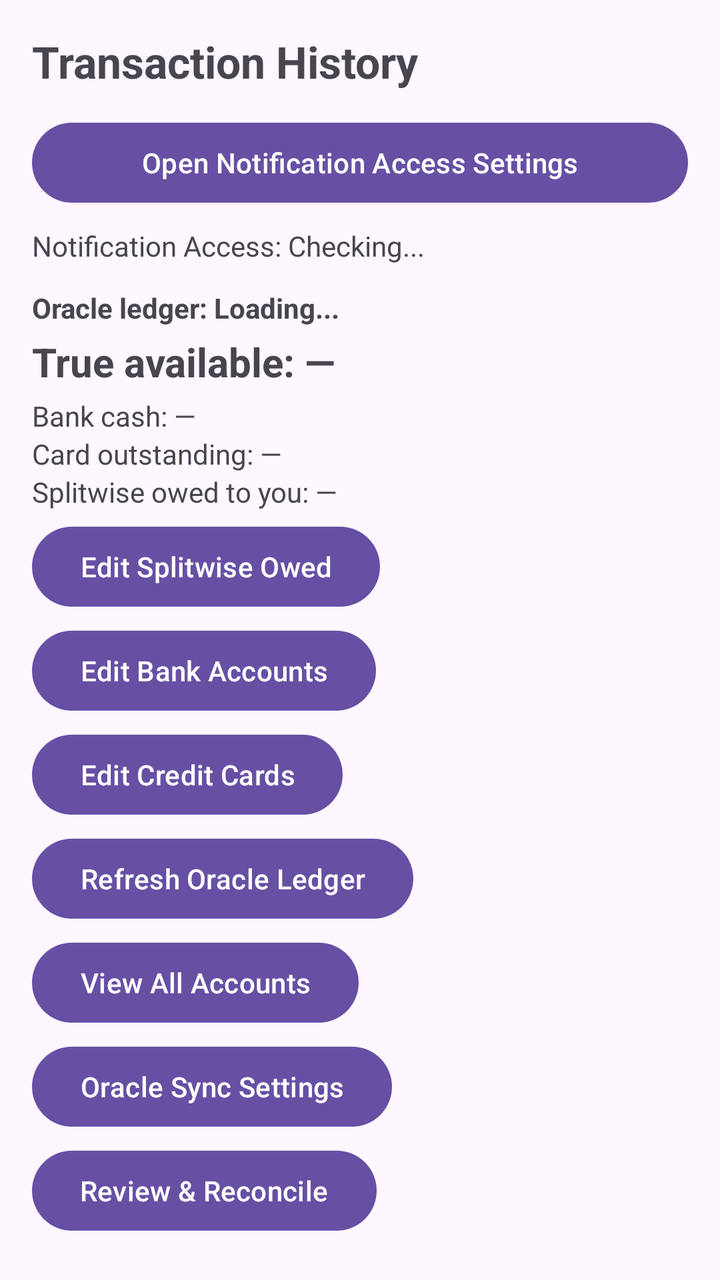
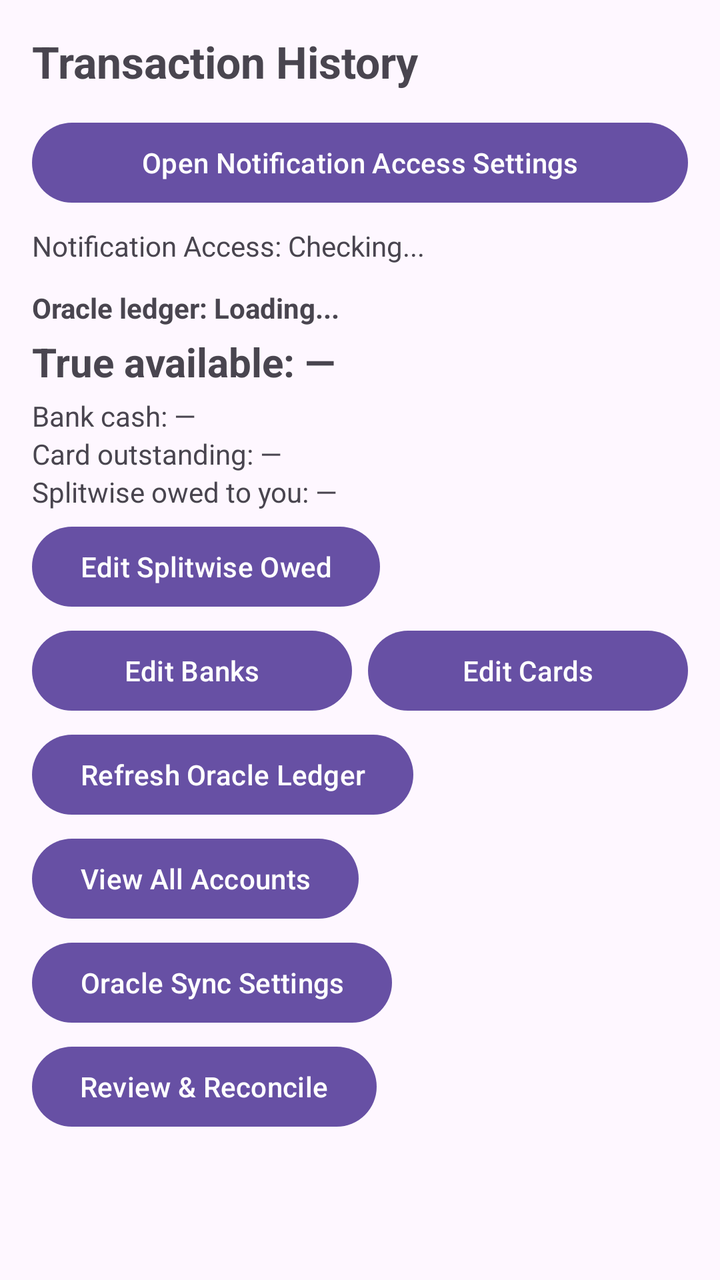

Compare the two renders of this Android layout. The source of the first and the diff that turns it into the second are given below.
<!-- AndroidManifest.xml: application theme Theme.FinanceSMSTracker -->
<!-- res/layout/activity_main.xml -->
<?xml version="1.0" encoding="utf-8"?>
<androidx.constraintlayout.widget.ConstraintLayout xmlns:android="http://schemas.android.com/apk/res/android"
    xmlns:app="http://schemas.android.com/apk/res-auto"
    xmlns:tools="http://schemas.android.com/tools"
    android:id="@+id/main"
    android:layout_width="match_parent"
    android:layout_height="match_parent"
    android:padding="16dp"
    tools:context=".MainActivity">

    <TextView
        android:id="@+id/textViewTitle"
        android:layout_width="wrap_content"
        android:layout_height="wrap_content"
        android:text="Transaction History"
        android:textSize="22sp"
        android:textStyle="bold"
        app:layout_constraintStart_toStartOf="parent"
        app:layout_constraintTop_toTopOf="parent" />

    <Button
        android:id="@+id/buttonOpenNotificationSettings"
        android:layout_width="0dp"
        android:layout_height="wrap_content"
        android:layout_marginTop="12dp"
        android:text="Open Notification Access Settings"
        app:layout_constraintEnd_toEndOf="parent"
        app:layout_constraintStart_toStartOf="parent"
        app:layout_constraintTop_toBottomOf="@id/textViewTitle" />

    <TextView
        android:id="@+id/textViewNotificationStatus"
        android:layout_width="0dp"
        android:layout_height="wrap_content"
        android:layout_marginTop="8dp"
        android:text="Notification Access: Checking..."
        android:textSize="14sp"
        app:layout_constraintEnd_toEndOf="parent"
        app:layout_constraintStart_toStartOf="parent"
        app:layout_constraintTop_toBottomOf="@id/buttonOpenNotificationSettings" />

    <LinearLayout
        android:id="@+id/oracleLedgerPanel"
        android:layout_width="0dp"
        android:layout_height="wrap_content"
        android:layout_marginTop="12dp"
        android:orientation="vertical"
        app:layout_constraintEnd_toEndOf="parent"
        app:layout_constraintStart_toStartOf="parent"
        app:layout_constraintTop_toBottomOf="@id/textViewNotificationStatus">

        <TextView
            android:id="@+id/textViewOracleStatus"
            android:layout_width="wrap_content"
            android:layout_height="wrap_content"
            android:text="Oracle ledger: Loading..."
            android:textSize="14sp"
            android:textStyle="bold" />

        <TextView
            android:id="@+id/textViewTrueAvailable"
            android:layout_width="wrap_content"
            android:layout_height="wrap_content"
            android:layout_marginTop="4dp"
            android:text="True available: —"
            android:textSize="20sp"
            android:textStyle="bold" />

        <TextView
            android:id="@+id/textViewBankCash"
            android:layout_width="wrap_content"
            android:layout_height="wrap_content"
            android:layout_marginTop="4dp"
            android:text="Bank cash: —"
            android:textSize="14sp" />

        <TextView
            android:id="@+id/textViewCardOutstanding"
            android:layout_width="wrap_content"
            android:layout_height="wrap_content"
            android:text="Card outstanding: —"
            android:textSize="14sp" />

        <TextView
            android:id="@+id/textViewSplitwiseReceivable"
            android:layout_width="wrap_content"
            android:layout_height="wrap_content"
            android:text="Splitwise owed to you: —"
            android:textSize="14sp" />

        <Button
            android:id="@+id/buttonEditSplitwise"
            android:layout_width="wrap_content"
            android:layout_height="wrap_content"
            android:layout_marginTop="4dp"
            android:text="Edit Splitwise Owed" />

        <Button
            android:id="@+id/buttonEditBankAccounts"
            android:layout_width="wrap_content"
            android:layout_height="wrap_content"
            android:layout_marginTop="4dp"
            android:text="Edit Bank Accounts" />

        <Button
            android:id="@+id/buttonEditCreditCards"
            android:layout_width="wrap_content"
            android:layout_height="wrap_content"
            android:layout_marginTop="4dp"
            android:text="Edit Credit Cards" />

        <Button
            android:id="@+id/buttonRefreshOracle"
            android:layout_width="wrap_content"
            android:layout_height="wrap_content"
            android:layout_marginTop="4dp"
            android:text="Refresh Oracle Ledger" />

        <Button
            android:id="@+id/buttonViewAccounts"
            android:layout_width="wrap_content"
            android:layout_height="wrap_content"
            android:layout_marginTop="4dp"
            android:text="View All Accounts" />

        <Button
            android:id="@+id/buttonOracleSettings"
            android:layout_width="wrap_content"
            android:layout_height="wrap_content"
            android:layout_marginTop="4dp"
            android:text="Oracle Sync Settings" />
    </LinearLayout>

    <Button
        android:id="@+id/buttonReviewReconcile"
        android:layout_width="wrap_content"
        android:layout_height="wrap_content"
        android:layout_marginTop="4dp"
        android:text="Review &amp; Reconcile"
        app:layout_constraintStart_toStartOf="parent"
        app:layout_constraintTop_toBottomOf="@id/oracleLedgerPanel" />

    <androidx.recyclerview.widget.RecyclerView
        android:id="@+id/recyclerViewTransactions"
        android:layout_width="0dp"
        android:layout_height="0dp"
        android:layout_marginTop="12dp"
        app:layout_constraintBottom_toBottomOf="parent"
        app:layout_constraintEnd_toEndOf="parent"
        app:layout_constraintStart_toStartOf="parent"
        app:layout_constraintTop_toBottomOf="@id/buttonReviewReconcile"
        tools:listitem="@layout/item_transaction" />

    <TextView
        android:id="@+id/textViewEmpty"
        android:layout_width="wrap_content"
        android:layout_height="wrap_content"
        android:text="No transactions found."
        android:textSize="16sp"
        android:visibility="gone"
        app:layout_constraintBottom_toBottomOf="parent"
        app:layout_constraintEnd_toEndOf="parent"
        app:layout_constraintStart_toStartOf="parent"
        app:layout_constraintTop_toTopOf="@id/recyclerViewTransactions" />

</androidx.constraintlayout.widget.ConstraintLayout>
<!-- res/layout/item_transaction.xml (included above) -->
<?xml version="1.0" encoding="utf-8"?>
<androidx.cardview.widget.CardView xmlns:android="http://schemas.android.com/apk/res/android"
    xmlns:app="http://schemas.android.com/apk/res-auto"
    android:layout_width="match_parent"
    android:layout_height="wrap_content"
    android:layout_marginBottom="8dp"
    app:cardCornerRadius="8dp"
    app:cardElevation="2dp">

    <LinearLayout
        android:layout_width="match_parent"
        android:layout_height="wrap_content"
        android:orientation="vertical"
        android:padding="12dp">

        <LinearLayout
            android:layout_width="match_parent"
            android:layout_height="wrap_content"
            android:orientation="horizontal">

            <TextView
                android:id="@+id/textViewMerchant"
                android:layout_width="0dp"
                android:layout_height="wrap_content"
                android:layout_weight="1"
                android:text="Merchant / Payee"
                android:textColor="@android:color/black"
                android:textSize="16sp"
                android:textStyle="bold" />

            <TextView
                android:id="@+id/textViewAmount"
                android:layout_width="wrap_content"
                android:layout_height="wrap_content"
                android:text="₹0.00"
                android:textSize="16sp"
                android:textStyle="bold" />
        </LinearLayout>

        <LinearLayout
            android:layout_width="match_parent"
            android:layout_height="wrap_content"
            android:layout_marginTop="4dp"
            android:orientation="horizontal">

            <TextView
                android:id="@+id/textViewCategory"
                android:layout_width="wrap_content"
                android:layout_height="wrap_content"
                android:background="#E0E0E0"
                android:paddingHorizontal="6dp"
                android:paddingVertical="2dp"
                android:text="CATEGORY"
                android:textSize="12sp"
                android:textStyle="bold" />

            <TextView
                android:id="@+id/textViewType"
                android:layout_width="wrap_content"
                android:layout_height="wrap_content"
                android:layout_marginStart="8dp"
                android:text="DEBIT"
                android:textSize="12sp" />

            <TextView
                android:id="@+id/textViewPaymentMethod"
                android:layout_width="0dp"
                android:layout_height="wrap_content"
                android:layout_weight="1"
                android:layout_marginStart="8dp"
                android:text="UPI"
                android:textSize="12sp" />

            <TextView
                android:id="@+id/textViewBank"
                android:layout_width="wrap_content"
                android:layout_height="wrap_content"
                android:text="HDFC"
                android:textSize="12sp" />
        </LinearLayout>

        <TextView
            android:id="@+id/textViewDateTime"
            android:layout_width="match_parent"
            android:layout_height="wrap_content"
            android:layout_marginTop="6dp"
            android:text="12 Oct 2023, 10:30 AM"
            android:textSize="11sp"
            android:textColor="@android:color/darker_gray" />

    </LinearLayout>
</androidx.cardview.widget.CardView>
<!-- resources referenced by this layout -->
<resources>
  <style name="Theme.FinanceSMSTracker" parent="Base.Theme.FinanceSMSTracker" />
  <style name="Base.Theme.FinanceSMSTracker" parent="Theme.Material3.DayNight.NoActionBar">
          
          
      </style>
</resources>

<!-- the commit's change to res/layout/activity_main.xml (unified diff, before → after) -->
@@ -95,19 +95,27 @@
             android:layout_marginTop="4dp"
             android:text="Edit Splitwise Owed" />
 
-        <Button
-            android:id="@+id/buttonEditBankAccounts"
-            android:layout_width="wrap_content"
-            android:layout_height="wrap_content"
-            android:layout_marginTop="4dp"
-            android:text="Edit Bank Accounts" />
-
-        <Button
-            android:id="@+id/buttonEditCreditCards"
-            android:layout_width="wrap_content"
-            android:layout_height="wrap_content"
-            android:layout_marginTop="4dp"
-            android:text="Edit Credit Cards" />
+        <LinearLayout
+            android:layout_width="match_parent"
+            android:layout_height="wrap_content"
+            android:layout_marginTop="4dp"
+            android:orientation="horizontal">
+
+            <Button
+                android:id="@+id/buttonEditBankAccounts"
+                android:layout_width="0dp"
+                android:layout_height="wrap_content"
+                android:layout_weight="1"
+                android:text="Edit Banks" />
+
+            <Button
+                android:id="@+id/buttonEditCreditCards"
+                android:layout_width="0dp"
+                android:layout_height="wrap_content"
+                android:layout_marginStart="8dp"
+                android:layout_weight="1"
+                android:text="Edit Cards" />
+        </LinearLayout>
 
         <Button
             android:id="@+id/buttonRefreshOracle"
